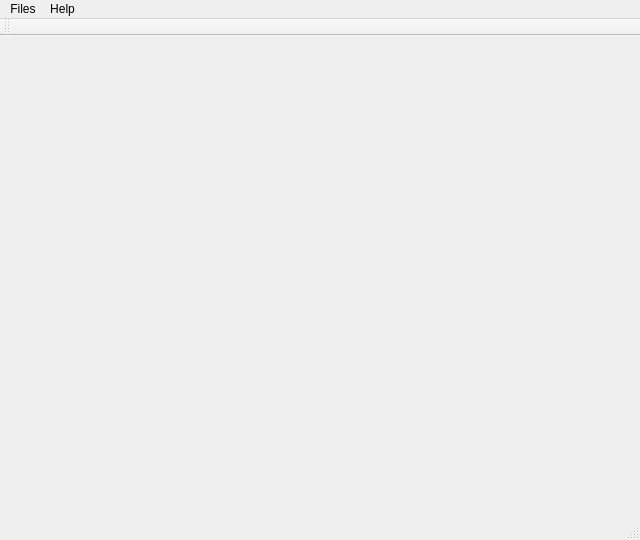
Old version of the form code/Core/MDMA_core/src/UI/mainwindow.ui in the repository Amxx/MDMA.
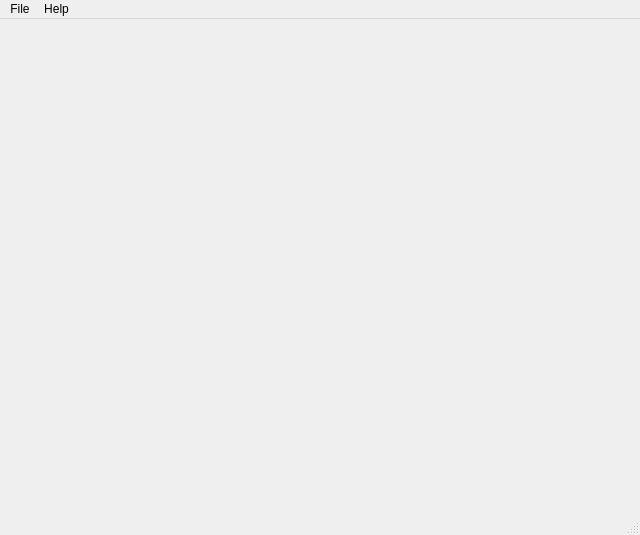
New version of the form.

What changed in the file:
```diff
--- a/code/Core/MDMA_core/src/UI/mainwindow.ui
+++ b/code/Core/MDMA_core/src/UI/mainwindow.ui
@@ -7,7 +7,7 @@
     <x>0</x>
     <y>0</y>
     <width>640</width>
-    <height>540</height>
+    <height>535</height>
    </rect>
   </property>
   <property name="windowTitle">
@@ -34,12 +34,12 @@
      <x>0</x>
      <y>0</y>
      <width>640</width>
-     <height>25</height>
+     <height>29</height>
     </rect>
    </property>
    <widget class="QMenu" name="menuFiles">
     <property name="title">
-     <string>Files</string>
+     <string>File</string>
     </property>
    </widget>
    <widget class="QMenu" name="menuHelp">
@@ -50,14 +50,6 @@
    <addaction name="menuFiles"/>
    <addaction name="menuHelp"/>
   </widget>
-  <widget class="QToolBar" name="mainToolBar">
-   <attribute name="toolBarArea">
-    <enum>TopToolBarArea</enum>
-   </attribute>
-   <attribute name="toolBarBreak">
-    <bool>false</bool>
-   </attribute>
-  </widget>
   <widget class="QStatusBar" name="statusBar"/>
  </widget>
  <layoutdefault spacing="6" margin="11"/>
```
Left out of the diff: 37 changed lines with no effect on the pictures.
